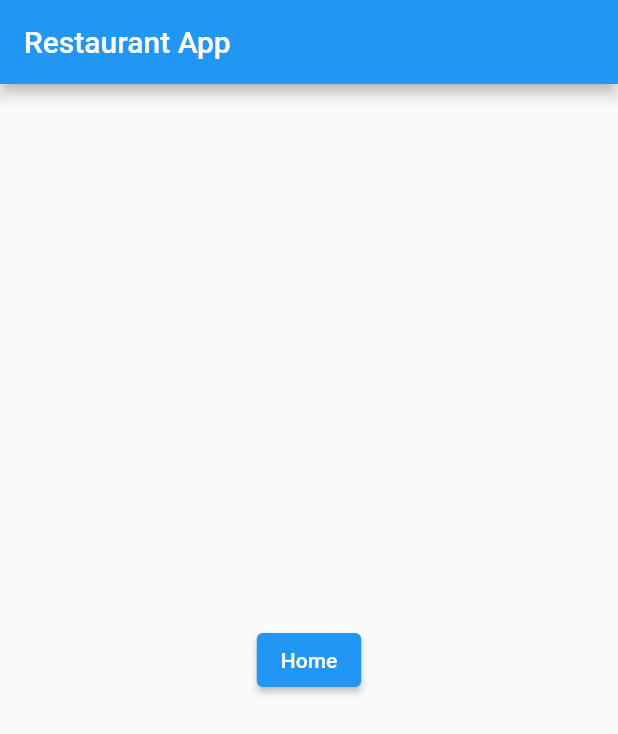
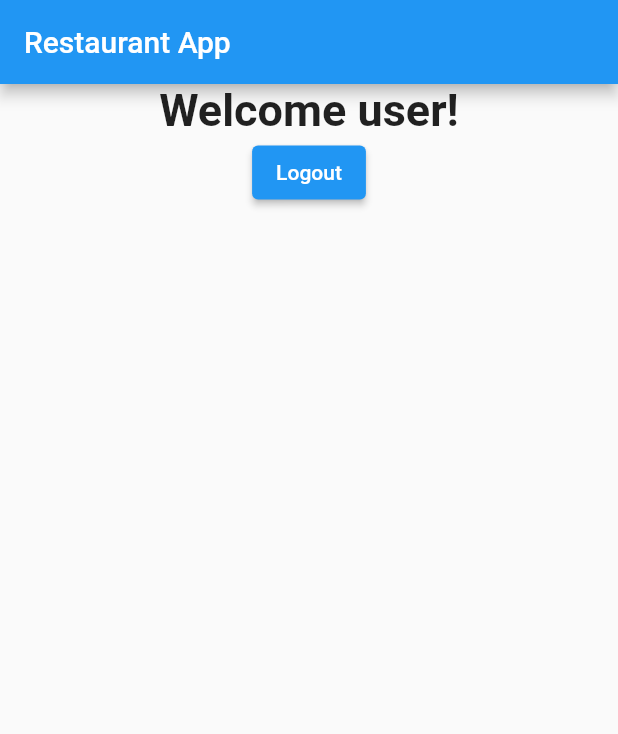
Before and after one commit to irfan87/restaurant_app_flutter, a Flutter app: the screen it shows after launch, after a tap on "Login", on a phone screen of 412 x 824 dp. Shown: the top 734 px of the screen. Run offline on Flutter 3.47's test engine with Material 2 defaults, Android fonts, the phone set to English and light mode, and no system bars; our stand-ins replace firebase_auth, firebase_core; accounts and stored records are empty; network calls fail.

Commit message:
anon user logout button

```diff
--- a/lib/AuthService/auth_service.dart
+++ b/lib/AuthService/auth_service.dart
@@ -4,6 +4,7 @@ import 'package:firebase_auth/firebase_auth.dart';
 abstract class AuthAction {
   Future<User?> signInAnon();
   Future<User?> currentUser();
+  Future<User?> userLogout();
 }
 
 class AuthService implements AuthAction {
@@ -30,4 +31,14 @@ class AuthService implements AuthAction {
 
     return user;
   }
+
+  Future<User?> userLogout() async {
+    try {
+      await firebaseAuth.signOut();
+    } catch (e) {
+      print(e);
+    }
+
+    return null;
+  }
 }
--- a/lib/screens/home/home.dart
+++ b/lib/screens/home/home.dart
@@ -1,6 +1,11 @@
+import 'package:flutter/cupertino.dart';
 import 'package:flutter/material.dart';
 
 class HomeScreen extends StatefulWidget {
+  final Function logout;
+
+  HomeScreen({required this.logout});
+
   @override
   _HomeScreenState createState() => _HomeScreenState();
 }
@@ -13,9 +18,22 @@ class _HomeScreenState extends State<HomeScreen> {
         title: const Text("Restaurant App"),
       ),
       body: Center(
-        child: ElevatedButton(
-          onPressed: () {},
-          child: const Text("Home"),
+        child: Column(
+          children: [
+            Text(
+              "Welcome user!",
+              style: TextStyle(
+                fontWeight: FontWeight.bold,
+                fontSize: 30.0,
+              ),
+            ),
+            ElevatedButton(
+              onPressed: () {
+                widget.logout();
+              },
+              child: const Text("Logout"),
+            ),
+          ],
         ),
       ),
     );
--- a/lib/screens/widget_tree.dart
+++ b/lib/screens/widget_tree.dart
@@ -43,7 +43,13 @@ class _WidgetTreeState extends State<WidgetTree> {
   Widget build(BuildContext context) {
     switch (authResult) {
       case AuthResult.isLogin:
-        return HomeScreen();
+        return HomeScreen(
+          logout: () async {
+            user = await widget.authAction.userLogout();
+            authResult = AuthResult.isNotLogin;
+            setState(() {});
+          },
+        );
       case AuthResult.isNotLogin:
         return LoginScreen(
           login: () async {
```
